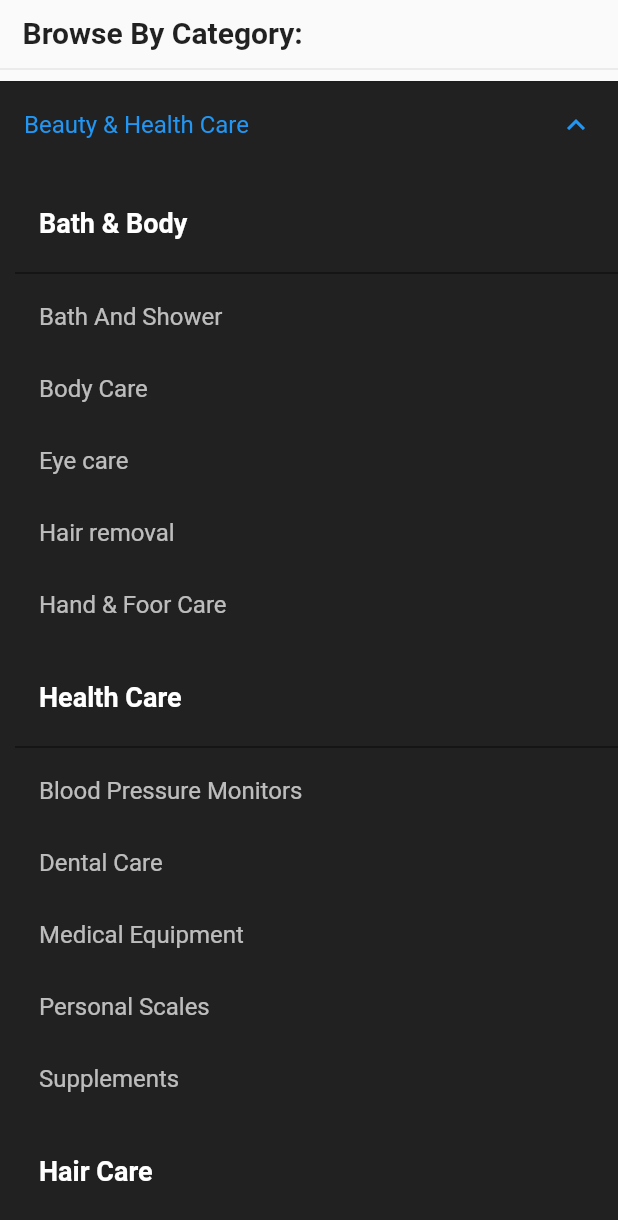
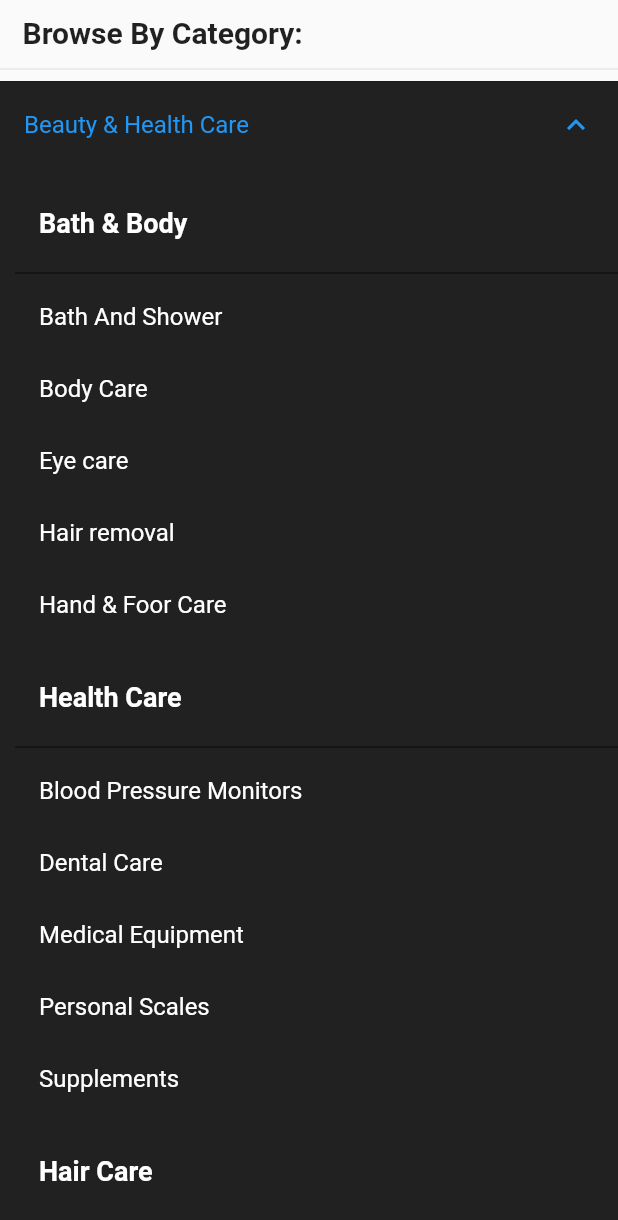
Before and after one commit to Nicolanasr/flutter-app, a Flutter app: the ByCategoryTab widget shown alone on an empty page, opened directly, after a tap on "Beauty & Health Care", on a phone screen of 412 x 824 dp. Shown: the top 1220 px of the screen. Run offline on Flutter 3.47's test engine with Material 2 defaults, Android fonts, the phone set to English and light mode, and no system bars; missing offline and left inert: snapping_page_scroll; network calls fail.

Commit message:
Home page fade in product preview

```diff
--- a/lib/by_category.dart
+++ b/lib/by_category.dart
@@ -129,7 +129,7 @@ class _ByCategoryTabState extends State<ByCategoryTab> {
     var subCatList = categories[i].subCat;
     return ExpansionTile(
         collapsedIconColor: Colors.grey,
-        backgroundColor: Colors.grey[900],
+        backgroundColor: Colors.black87,
         childrenPadding: const EdgeInsets.fromLTRB(10, 0, 0, 0),
         title: Row(
           children: [
@@ -167,8 +167,8 @@ class _ByCategoryTabState extends State<ByCategoryTab> {
                           arguments: subCatBody);
                     },
                     title: Text(subCatBody,
-                        style: const TextStyle(
-                            color: Colors.white70, fontSize: 16)),
+                        style:
+                            const TextStyle(color: Colors.white, fontSize: 16)),
                   )
               ],
             ),
--- a/lib/home_page.dart
+++ b/lib/home_page.dart
@@ -116,6 +116,59 @@ class CategoryColumnScroll extends StatelessWidget {
   }
 }
 
+class CategoryFade extends StatelessWidget {
+  String categoryName, image;
+  CategoryFade(this.categoryName, this.image);
+
+  @override
+  Widget build(BuildContext context) {
+    return InkWell(
+      onTap: () {
+        Navigator.pushNamed(context, '/show_category', arguments: categoryName);
+      },
+      child: Padding(
+        padding: EdgeInsets.all(20),
+        child: Image.asset(image),
+      ),
+    );
+  }
+}
+
+class TitlePreview extends StatelessWidget {
+  String title;
+  double fontSize;
+
+  TitlePreview(this.title, this.fontSize);
+
+  @override
+  Widget build(BuildContext context) {
+    return Container(
+      padding: EdgeInsets.fromLTRB(20, 10, 20, 20),
+      child: Column(
+          mainAxisAlignment: MainAxisAlignment.start,
+          crossAxisAlignment: CrossAxisAlignment.start,
+          children: [
+            Text(
+              title,
+              style: TextStyle(
+                fontSize: fontSize,
+                fontWeight: FontWeight.w600,
+                shadows: [Shadow(color: Colors.black, offset: Offset(0, -7))],
+                color: Colors.transparent,
+                decoration: TextDecoration.underline,
+                decorationColor: Colors.indigo[700],
+                decorationThickness: 1.4,
+                decorationStyle: TextDecorationStyle.solid,
+              ),
+            ),
+            const Divider(
+              height: 5,
+            ),
+          ]),
+    );
+  }
+}
+
 class ProductPreview extends StatelessWidget {
   String title, category, imageURI;
   double price;
@@ -180,35 +233,93 @@ class HomePage extends StatefulWidget {
 
 class _HomePageState extends State<HomePage> with TickerProviderStateMixin {
   int _currentPage = 0;
-  PageController _pageController = PageController(
+  final PageController _pageController = PageController(
     initialPage: 0,
   );
-  int _counterFade = 0;
+
+  int _widgetId = 1;
+
+  Widget _renderWidget1() {
+    return CategoryFade('Beauty', './asset/Beauty-banner.jpeg');
+  }
+
+  Widget _renderWidget2() {
+    return InkWell(
+      onTap: () {
+        Navigator.pushNamed(context, '/show_category', arguments: 'Phones');
+      },
+      child: Padding(
+        padding: const EdgeInsets.all(20),
+        child: Image.asset('./asset/phones-banner.jpeg'),
+      ),
+    );
+    // CategoryFade('Phones', './asset/phones-banner.jpeg');
+  }
+
+  Widget _renderWidget3() {
+    return CategoryFade('Bath tubs', './asset/bath-tubs-banner.jpeg');
+  }
+
+  Widget _renderWidget4() {
+    return InkWell(
+      onTap: () {
+        Navigator.pushNamed(context, '/show_category', arguments: 'Olive Oil');
+      },
+      child: Padding(
+        padding: const EdgeInsets.all(20),
+        child: Image.asset('./asset/oliveOil-banner.jpeg'),
+      ),
+    );
+  }
+
+  Widget _renderWidget() {
+    if (_widgetId == 1) {
+      return _renderWidget1();
+    } else if (_widgetId == 2) {
+      return _renderWidget2();
+    } else if (_widgetId == 3) {
+      return _renderWidget3();
+    } else {
+      return _renderWidget4();
+    }
+  }
+
+  void _updateWidget() {
+    if (_widgetId == 1) {
+      _widgetId = 2;
+    } else if (_widgetId == 2) {
+      _widgetId = 3;
+    } else if (_widgetId == 3) {
+      _widgetId = 4;
+    } else if (_widgetId == 4) {
+      _widgetId = 1;
+    }
+  }
 
   @override
   void initState() {
     super.initState();
 
-    Timer.periodic(Duration(seconds: 5), (Timer timer) {
+    Timer.periodic(const Duration(seconds: 5), (Timer timer) {
       if (_currentPage < 1) {
         _currentPage++;
       } else {
         _currentPage = 0;
       }
 
-      setState(() {
-        if (_counterFade < 3) {
-          _counterFade++;
-        } else {
-          _counterFade = 0;
-        }
-      });
-
       _pageController.animateToPage(
         _currentPage,
-        duration: Duration(milliseconds: 350),
+        duration: const Duration(milliseconds: 350),
         curve: Curves.decelerate,
       );
+    });
+    Timer.periodic(const Duration(seconds: 5), (Timer timer) {
+      if (!mounted) {
+        return;
+      }
+      setState(() {
+        _updateWidget();
+      });
     });
   }
 
@@ -219,7 +330,7 @@ class _HomePageState extends State<HomePage> with TickerProviderStateMixin {
     return SingleChildScrollView(
       child: Container(
         color: Colors.white,
-        padding: EdgeInsets.all(1),
+        padding: const EdgeInsets.all(1),
         child: Column(children: [
           Container(
             height: 180,
@@ -260,47 +371,14 @@ class _HomePageState extends State<HomePage> with TickerProviderStateMixin {
               ],
             ),
           ),
-          InkWell(
-            onTap: () {
-              Navigator.pushNamed(context, '/show_category',
-                  arguments: 'Beauty');
-            },
-            child: Padding(
-              padding: EdgeInsets.all(20),
-              child: Image.asset('./asset/Beauty-banner.jpeg'),
-            ),
+          AnimatedSwitcher(
+            duration: const Duration(seconds: 3),
+            child: _renderWidget(),
           ),
-          InkWell(
-            onTap: () {
-              Navigator.pushNamed(context, '/show_category',
-                  arguments: 'Phones');
-            },
-            child: Padding(
-              padding: EdgeInsets.fromLTRB(20, 10, 20, 20),
-              child: Image.asset('./asset/phones-banner.jpeg'),
-            ),
-          ),
-          Container(
-            padding: EdgeInsets.fromLTRB(20, 10, 20, 20),
-            child: Row(mainAxisAlignment: MainAxisAlignment.start, children: [
-              Text(
-                "Featured product",
-                style: TextStyle(
-                  fontSize: 23,
-                  fontWeight: FontWeight.w600,
-                  shadows: [Shadow(color: Colors.black, offset: Offset(0, -7))],
-                  color: Colors.transparent,
-                  decoration: TextDecoration.underline,
-                  decorationColor: Colors.indigo[700],
-                  decorationThickness: 1.4,
-                  decorationStyle: TextDecorationStyle.solid,
-                ),
-              ),
-            ]),
-          ),
+          TitlePreview('Featured product', 23),
           Container(
             padding: EdgeInsets.fromLTRB(20, 0, 20, 20),
-            height: 260,
+            height: 250,
             child: ListView(
               scrollDirection: Axis.horizontal,
               children: [
@@ -351,113 +429,22 @@ class _HomePageState extends State<HomePage> with TickerProviderStateMixin {
               ],
             ),
           ),
-          Container(
-              height: 100,
-              width: 100,
-              child: PageView.builder(
-                itemCount: 1,
-                itemBuilder: (context, position) {
-                  if (_counterFade == 0) {
-                    return FadeTransition(
-                      opacity: animation,
-                      // The green box must be a child of the FadeTransition widget.
-                      child: Container(
-                        width: 200.0,
-                        height: 200.0,
-                        color: Colors.green,
-                      ),
-                    );
-                  } else if (_counterFade == 1) {
-                    return FadeTransition(
-                      opacity: animation,
-                      // The green box must be a child of the FadeTransition widget.
-                      child: Container(
-                        width: 200.0,
-                        height: 200.0,
-                        color: Colors.red,
-                      ),
-                    );
-                  } else {
-                    return FadeTransition(
-                      opacity: animation,
-                      // The green box must be a child of the AnimatedOpacity widget.
-                      child: Container(
-                        width: 200.0,
-                        height: 200.0,
-                        color: Colors.lightBlue,
-                      ),
-                    );
-                  }
-                },
-              ))
+          Padding(
+            padding: EdgeInsets.all(5),
+            child: GestureDetector(
+              child: Image.asset('./asset/home-appliance-kitches-banner.png'),
+              onTap: () {
+                Navigator.pushNamed(context, '/show_category',
+                    arguments: 'Home appliances');
+              },
+            ),
+          ),
+          const SizedBox(
+            height: 15,
+          ),
+          TitlePreview('Mobile Phones, Tablets & Asccessories', 18),
         ]),
       ),
     );
-
-    // Column(
-    //   children: [
-    //     SizedBox(
-    //       height: 100,
-    //       child: PageView(
-    //         controller: _controller,
-    //         children: [
-    //           Padding(
-    //             padding: const EdgeInsets.all(8.0),
-    //             child: SizedBox(
-    //               child: Container(
-    //                 color: Colors.amber,
-    //               ),
-    //             ),
-    //           ),
-    //           Padding(
-    //             padding: const EdgeInsets.all(8.0),
-    //             child: SizedBox(
-    //               width: 200,
-    //               child: Container(
-    //                 color: Colors.red,
-    //               ),
-    //             ),
-    //           ),
-    //           Padding(
-    //             padding: const EdgeInsets.all(8.0),
-    //             child: SizedBox(
-    //               width: 200,
-    //               child: Container(
-    //                 color: Colors.lightBlue,
-    //               ),
-    //             ),
-    //           ),
-    //           Padding(
-    //             padding: const EdgeInsets.all(8.0),
-    //             child: SizedBox(
-    //               width: 200,
-    //               child: Container(
-    //                 color: Colors.lightBlue,
-    //               ),
-    //             ),
-    //           ),
-    //           Padding(
-    //             padding: const EdgeInsets.all(8.0),
-    //             child: SizedBox(
-    //               width: 200,
-    //               child: Container(
-    //                 color: Colors.lightBlue,
-    //               ),
-    //             ),
-    //           ),
-    //           Padding(
-    //             padding: const EdgeInsets.all(8.0),
-    //             child: SizedBox(
-    //               width: 200,
-    //               child: Container(
-    //                 color: Colors.lightBlue,
-    //               ),
-    //             ),
-    //           ),
-    //         ],
-    //       ),
-    //     ),
-    //   ],
-    // );
   }
 }
--- a/lib/main.dart
+++ b/lib/main.dart
@@ -1,5 +1,4 @@
 import 'package:flutter/material.dart';
-import 'package:snapping_page_scroll/snapping_page_scroll.dart';
 
 import './page1.dart';
 import './page2.dart';
--- a/pubspec.yaml
+++ b/pubspec.yaml
@@ -69,6 +69,8 @@ flutter:
     - asset/Smart-wifi-fridge-preview.jpeg
     - asset/roku-tv-preview.jpeg
     - asset/bath-tubs-banner.jpeg
+    - asset/oliveOil-banner.jpeg
+    - asset/home-appliance-kitches-banner.png
 
   # An image asset can refer to one or more resolution-specific "variants", see
   # https://flutter.dev/assets-and-images/#resolution-aware.
```
Also changed, not shown: asset/home-appliance-kitches-banner.png (added), asset/oliveOil-banner.jpeg (added), pubspec.lock.
